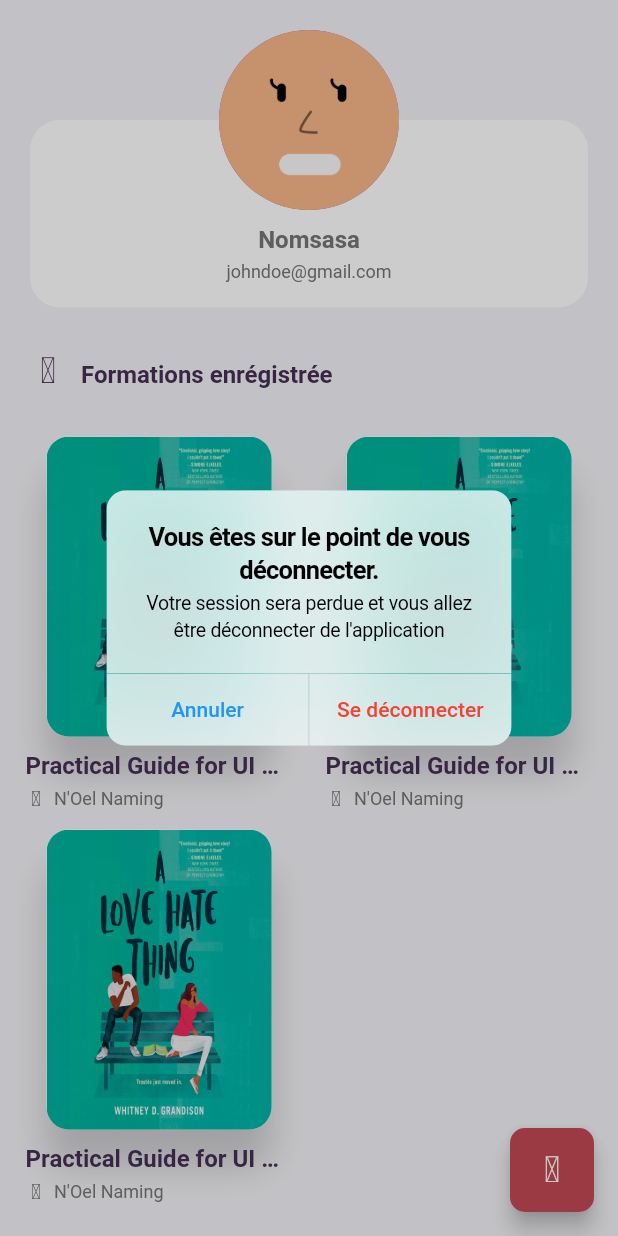
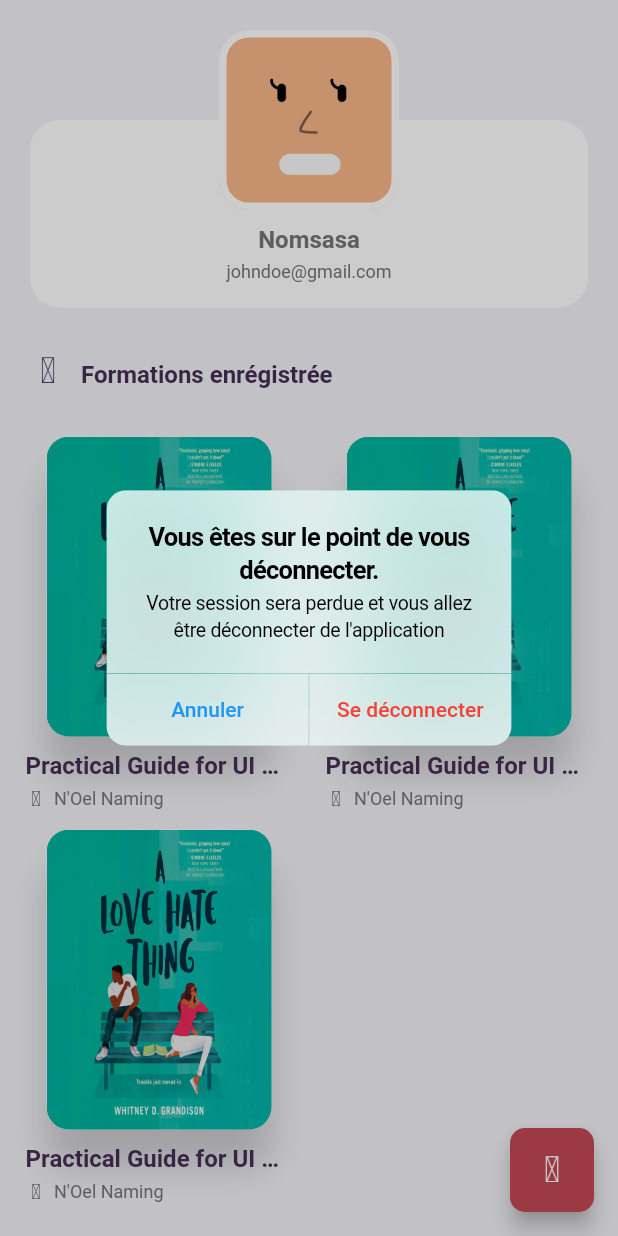
Before and after one commit to Khaniee/hackaton_ifm, a Flutter app: the MenuScreen screen opened directly, after a tap on an icon or button, on a phone screen of 412 x 824 dp. Run offline on Flutter 3.47's test engine with Material 2 defaults, Android fonts, the phone set to English and light mode, and no system bars; our stand-ins replace confetti, file_picker, iconsax, lottie, page_transition, percent_indicator and 3 more; missing offline and left inert: indexed; project files that could hold a hidden picture were left out.

Commit message:
change profile picture

```diff
--- a/lib/screens/menu_screen.dart
+++ b/lib/screens/menu_screen.dart
@@ -206,12 +206,22 @@ class MenuScreen extends StatelessWidget {
   final double coverHeight = 125;
   final double profileHeight = 60;
 
-  CircleAvatar buildProfileImage() {
-    return CircleAvatar(
-      backgroundColor: AppColor.primary,
-      radius: profileHeight,
-      backgroundImage: AssetImage("assets/images/avatar1.png"),
+  Widget buildProfileImage() {
+    return Container(
+      height: profileHeight * 2,
+      width: profileHeight * 2,
+      decoration: BoxDecoration(
+          image: DecorationImage(
+            image: AssetImage("assets/images/avatar1.png"),
+          ),
+          border: Border.all(color: AppColor.white, width: 5),
+          borderRadius: BorderRadius.circular(20)),
     );
+    // return CircleAvatar(
+    //   backgroundColor: AppColor.primary,
+    //   radius: profileHeight,
+    //   backgroundImage: AssetImage("assets/images/avatar1.png"),
+    // );
   }
 
   Widget buildBackground() {
```
